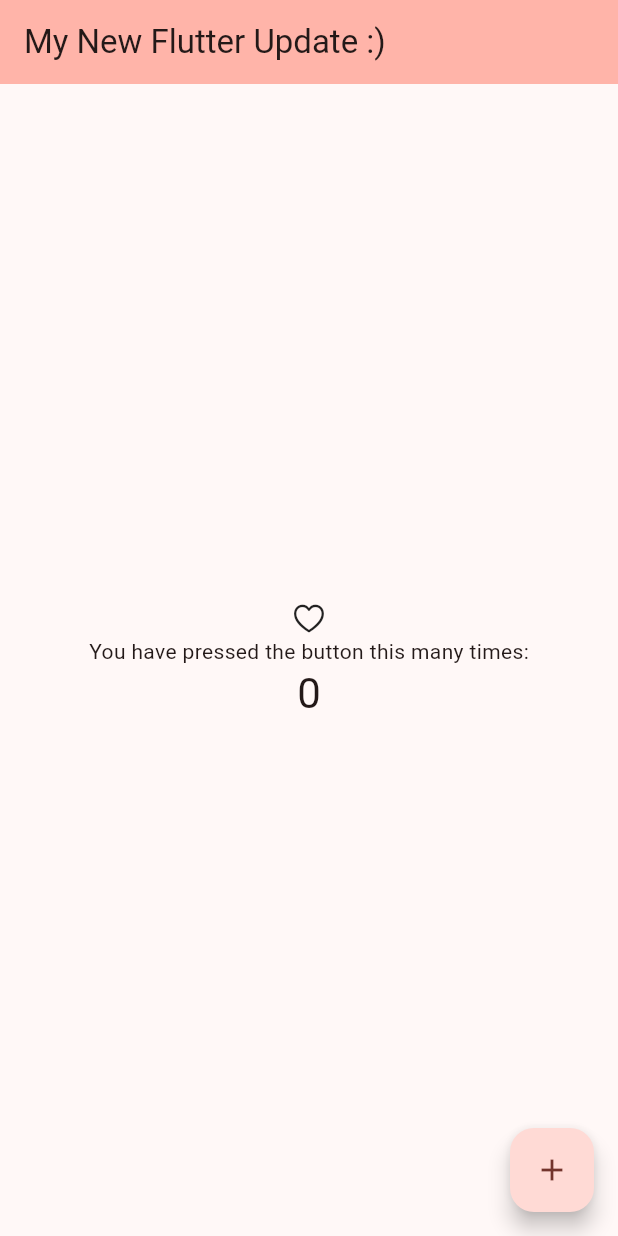
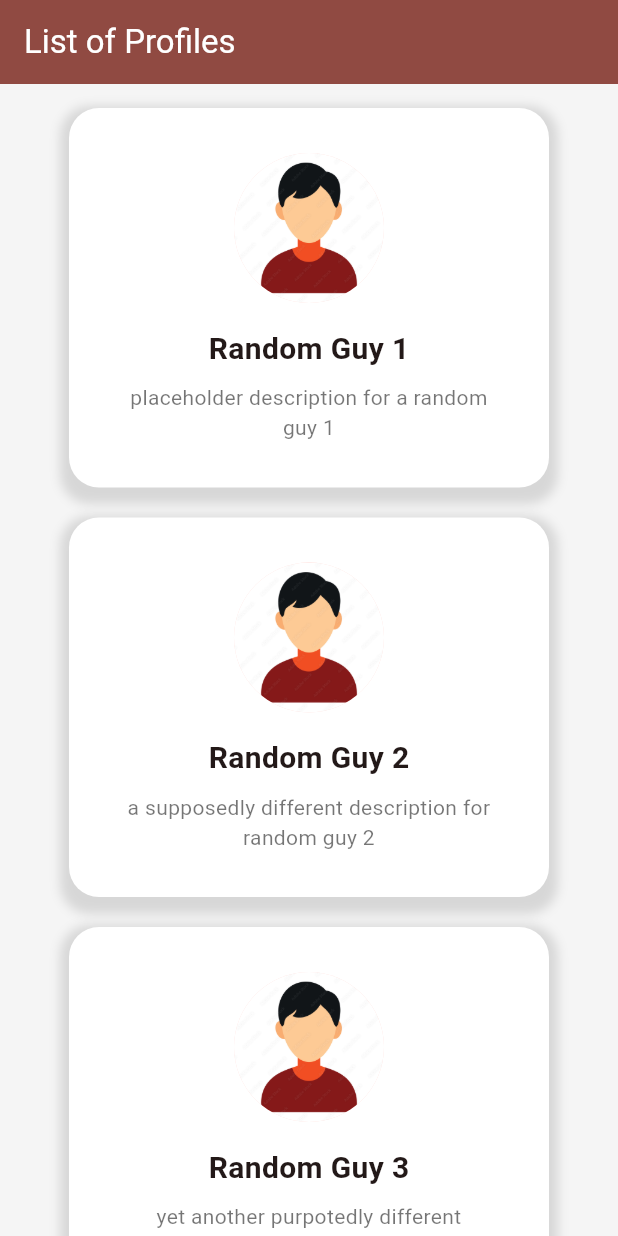
Before and after one commit to Maurlcio/mastering-flutter-and-dart, a Flutter app: the screen it shows after launch, on a phone screen of 412 x 824 dp. Run offline on Flutter 3.47's test engine with Material 3 defaults, Android fonts, the phone set to English and light mode, and no system bars.

Commit message:
updates to main.dart UI

```diff
--- a/hello_flutter/lib/main.dart
+++ b/hello_flutter/lib/main.dart
@@ -1,18 +1,5 @@
 import 'package:flutter/material.dart';
 import 'package:flutter/cupertino.dart';
-
-// main.dart is the file in which the MyApp class is stored.
-// MyApp is a class that extends the widget in charge of disentangling the widget tree
-// that creates the overall structure and interface of the app proper, serving as the
-// entry point for the app
-//-------------------------------------------------------------------------------------
-// pubspec.yaml is essentially in charge of denoting the necessary dependencies, packages, metadata and other
-// utilities necessary for the program to work properly. It also manages the versioning of each dependency,
-// which is great for working with specific versions (or even a specific range of versions) for each package you invoke
-//--------------------------------------------------------------------------------------
-// the lib/ folder contains the vast majority of the actual dart code that encompasses the app, while the
-// android/ folder has any and all code and configurations that specifically pertain to the Android version of the app,
-// which dart itself doesn't handle
 
 void main() {
   runApp(const MyApp());
@@ -21,117 +8,119 @@ void main() {
 class MyApp extends StatelessWidget {
   const MyApp({super.key});
 
-  // This widget is the root of your application.
   @override
   Widget build(BuildContext context) {
     return MaterialApp(
-      title: 'My New Flutter',
+      title: 'recyclable profile card',
       theme: ThemeData(
-        // This is the theme of your application.
-        //
-        // TRY THIS: Try running your application with "flutter run". You'll see
-        // the application has a purple toolbar. Then, without quitting the app,
-        // try changing the seedColor in the colorScheme below to Colors.green
-        // and then invoke "hot reload" (save your changes or press the "hot
-        // reload" button in a Flutter-supported IDE, or press "r" if you used
-        // the command line to start the app).
-        //
-        // Notice that the counter didn't reset back to zero; the application
-        // state is not lost during the reload. To reset the state, use hot
-        // restart instead.
-        //
-        // This works for code too, not just values: Most code changes can be
-        // tested with just a hot reload.
         colorScheme: ColorScheme.fromSeed(seedColor: Colors.red),
+        useMaterial3: true,
       ),
-      home: const MyHomePage(title: 'My New Flutter Update :)'),
+      home: const ProfilePage(),
     );
   }
 }
 
-class MyHomePage extends StatefulWidget {
-  const MyHomePage({super.key, required this.title});
-
-  // This widget is the home page of your application. It is stateful, meaning
-  // that it has a State object (defined below) that contains fields that affect
-  // how it looks.
-
-  // This class is the configuration for the state. It holds the values (in this
-  // case the title) provided by the parent (in this case the App widget) and
-  // used by the build method of the State. Fields in a Widget subclass are
-  // always marked "final".
-
-  final String title;
-
-  @override
-  State<MyHomePage> createState() => _MyHomePageState();
-}
-
-class _MyHomePageState extends State<MyHomePage> {
-  int _counter = 0;
-
-  void _incrementCounter() {
-    setState(() {
-      // This call to setState tells the Flutter framework that something has
-      // changed in this State, which causes it to rerun the build method below
-      // so that the display can reflect the updated values. If we changed
-      // _counter without calling setState(), then the build method would not be
-      // called again, and so nothing would appear to happen.
-      _counter++;
-    });
-  }
+class ProfilePage extends StatelessWidget {
+  const ProfilePage({super.key});
 
   @override
   Widget build(BuildContext context) {
-    // This method is rerun every time setState is called, for instance as done
-    // by the _incrementCounter method above.
-    //
-    // The Flutter framework has been optimized to make rerunning build methods
-    // fast, so that you can just rebuild anything that needs updating rather
-    // than having to individually change instances of widgets.
     return Scaffold(
+      backgroundColor: Colors.grey[100],
       appBar: AppBar(
-        // TRY THIS: Try changing the color here to a specific color (to
-        // Colors.amber, perhaps?) and trigger a hot reload to see the AppBar
-        // change color while the other colors stay the same.
-        backgroundColor: Theme.of(context).colorScheme.inversePrimary,
-        // Here we take the value from the MyHomePage object that was created by
-        // the App.build method, and use it to set our appbar title.
-        title: Text(widget.title),
+        title: const Text("List of Profiles"),
+        backgroundColor: Theme.of(context).colorScheme.primary,
+        foregroundColor: Colors.white,
       ),
-      body: Center(
-        // Center is a layout widget. It takes a single child and positions it
-        // in the middle of the parent.
-        child: Column(
-          // Column is also a layout widget. It takes a list of children and
-          // arranges them vertically. By default, it sizes itself to fit its
-          // children horizontally, and tries to be as tall as its parent.
-          //
-          // Column has various properties to control how it sizes itself and
-          // how it positions its children. Here we use mainAxisAlignment to
-          // center the children vertically; the main axis here is the vertical
-          // axis because Columns are vertical (the cross axis would be
-          // horizontal).
-          //
-          // TRY THIS: Invoke "debug painting" (choose the "Toggle Debug Paint"
-          // action in the IDE, or press "p" in the console), to see the
-          // wireframe for each widget.
-          mainAxisAlignment: MainAxisAlignment.center,
-          children: <Widget>[
-            Icon(CupertinoIcons.heart),
-            const Text('You have pressed the button this many times:'),
-            Text(
-              '$_counter',
-              style: Theme.of(context).textTheme.headlineMedium,
-            ),
-          ],
-        ),
+      body: ListView(
+        padding: const EdgeInsets.all(16),
+        children: const [
+          ProfileCard(
+            name: "Random Guy 1",
+            description: "placeholder description for a random guy 1",
+            imageUrl: "assets/images/im-not-paying-for-this-dawg.jpg",
+          ),
+          SizedBox(height: 20),
+          ProfileCard(
+            name: "Random Guy 2",
+            description: "a supposedly different description for random guy 2",
+            imageUrl: "assets/images/im-not-paying-for-this-dawg.jpg",
+          ),
+          SizedBox(height: 20),
+          ProfileCard(
+            name: "Random Guy 3",
+            description:
+                "yet another purpotedly different description for guy 3",
+            imageUrl: "assets/images/im-not-paying-for-this-dawg.jpg",
+          ),
+        ],
       ),
-      floatingActionButton: FloatingActionButton(
-        onPressed: _incrementCounter,
-        tooltip: 'Increment',
-        child: const Icon(Icons.add),
-      ), // This trailing comma makes auto-formatting nicer for build methods.
     );
   }
 }
+
+class ProfileCard extends StatelessWidget {
+  final String name;
+  final String description;
+  final String imageUrl;
+
+  const ProfileCard({
+    super.key,
+    required this.name,
+    required this.description,
+    required this.imageUrl,
+  });
+
+  @override
+  Widget build(BuildContext context) {
+    return Align(
+      child: ConstrainedBox(
+        constraints: const BoxConstraints(
+          maxWidth: 320,
+        ),
+        child: Container(
+          padding: const EdgeInsets.all(30),
+          decoration: BoxDecoration(
+            color: Colors.white,
+            borderRadius: BorderRadius.circular(20),
+            boxShadow: const [
+              BoxShadow(
+                color: Color.fromARGB(31, 0, 0, 0),
+                blurRadius: 5,
+                spreadRadius: 6,
+                offset: Offset(0, 5),
+              ),
+            ],
+          ),
+          child: Column(
+            mainAxisSize: MainAxisSize.min,
+            children: [
+              CircleAvatar(
+                radius: 50,
+                backgroundImage: AssetImage(imageUrl),
+              ),
+              const SizedBox(height: 16),
+              Text(
+                name,
+                style: const TextStyle(
+                  fontSize: 20,
+                  fontWeight: FontWeight.bold,
+                ),
+              ),
+              const SizedBox(height: 8),
+              Text(
+                description,
+                textAlign: TextAlign.center,
+                style: const TextStyle(
+                  fontSize: 14,
+                  color: Colors.black54,
+                ),
+              ),
+            ],
+          ),
+        ),
+      ),
+    );
+  }
+}
--- a/hello_flutter/pubspec.yaml
+++ b/hello_flutter/pubspec.yaml
@@ -56,7 +56,8 @@ flutter:
   uses-material-design: true
 
   # To add assets to your application, add an assets section, like this:
-  # assets:
+  assets:
+   - assets/images/im-not-paying-for-this-dawg.jpg
   #   - images/a_dot_burr.jpeg
   #   - images/a_dot_ham.jpeg
 
```
Also changed, not shown: hello_flutter/assets/images/im-not-paying-for-this-dawg.jpg (added).
